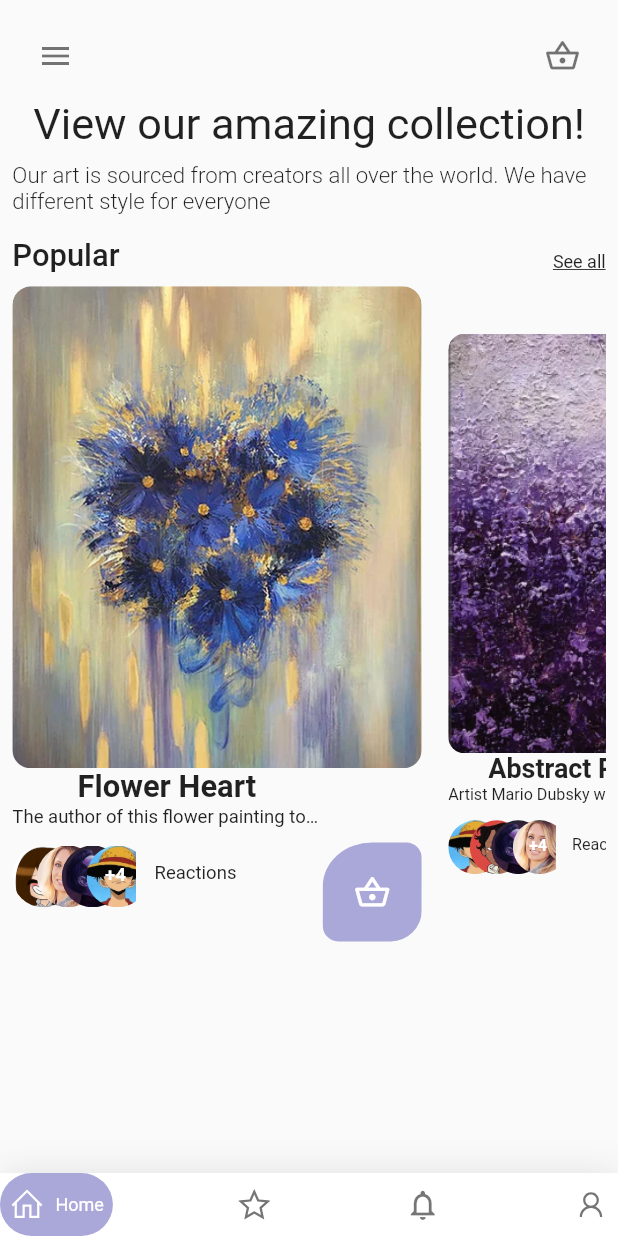
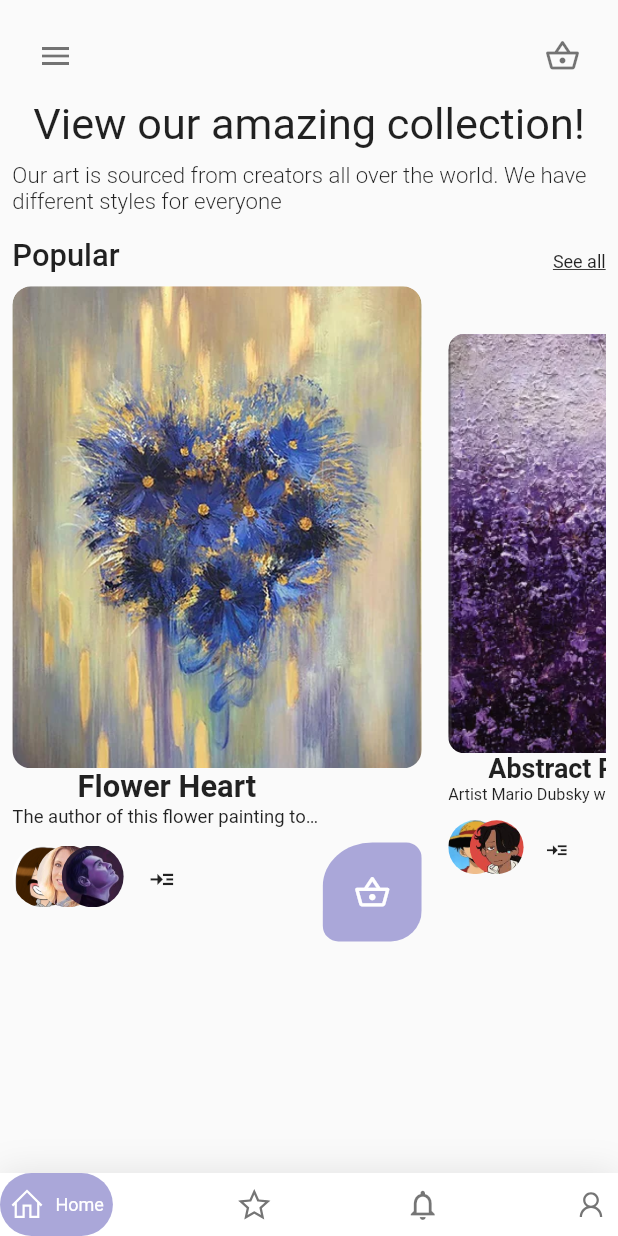
Before and after one commit to L1ght5p33D/flttr_art_gallery_ui, a Flutter app: the screen it shows after launch, on a phone screen of 412 x 824 dp. Run offline on Flutter 3.47's test engine with Material 2 defaults, Android fonts, the phone set to English and light mode, and no system bars; drawn by our look-alikes of carousel_slider, google_nav_bar; our stand-ins replace line_icons, smooth_page_indicator; missing offline and left inert: flutter_expandable_text.

Commit message:
reaction icon spacing

```diff
--- a/lib/art_store_home.dart
+++ b/lib/art_store_home.dart
@@ -74,7 +74,7 @@ class _ArtStoreHomeState extends State<ArtStoreHome> {
                       ),
                       Padding(padding: EdgeInsets.all(ss.width*.01)),
                       Text(
-                          "Our art is sourced from creators all over the world. We have different style for everyone",
+                          "Our art is sourced from creators all over the world. We have different styles for everyone",
                           style: TextStyle(
                               fontSize: ss.width * .036,
                               fontWeight: FontWeight.w300)),
--- a/lib/as_globals.dart
+++ b/lib/as_globals.dart
@@ -14,7 +14,7 @@ List<Map> art_store_items = [
     "short_desc": "A unique look at just a small piece of our universe. If you let your mind open to the wornders of the natural world, it becomes an entrypoint to becoming something more than you though possible",
     "image_path": "assets/images/universe.png",
     "artist": "Star Gazer",
-    "reaction_users": ["user3", "user2", "user5", "user4"],
+    "reaction_users": ["user3", "user2", "user5", "user4", "user1"],
     "num_arts": "4",
     "pp_path": "assets/images/user2_pp.png",
     "price": "5000"
@@ -24,7 +24,7 @@ List<Map> art_store_items = [
     "short_desc": "The author of this flower painting took a bouquet and shaped the heart. He decorated the background with beautiful abstraction in purple shades with the addition of gold leaf. All together the elements create a romantic painting that looks elegant and festive and can complement any wall. The author of this flower painting took a bouquet and shaped the heart. He decorated the background with beautiful abstraction in purple shades with the addition of gold leaf. All together the elements create a romantic painting that looks elegant and festive and can complement any wall.",
     "image_path": "assets/images/flowers_heart.png",
     "artist": "NaturesLove",
-    "reaction_users": ["user1", "user2", "user3", "user5"],
+    "reaction_users": ["user1", "user2", "user3" ],
     "num_arts": "4",
     "pp_path": "assets/images/user3_pp.png",
     "price" : "7700"
@@ -34,7 +34,7 @@ List<Map> art_store_items = [
     "short_desc": "Artist Mario Dubsky was born in London, England on 14 May 1939 to German-speaking Viennese parents with both Jewish and Slavic roots, who had converted to Christianity. He entered the Slade School of Fine Art at the age of 17 and was mentored by Dorothy Mead, a mature student who had studied with Bomberg and who passed on what Dubsky referred to as ‘Bombergian precepts’. Dubsky's work in this period included energetic charcoals and thickly painted canvases.",
     "image_path": "assets/images/purple_abstract.png",
     "artist": "MarioDubsky",
-    "reaction_users": ["user5", "user4", "user3", "user2"],
+    "reaction_users": ["user5", "user4"],
     "num_arts": "4",
     "pp_path": "assets/images/user4_pp.png",
     "price": "3500"
--- a/lib/reactions_widget.dart
+++ b/lib/reactions_widget.dart
@@ -69,6 +69,11 @@ class ReactionsWidget extends StatelessWidget {
       }
     });
 
+      double reactions_width;
+      reactions_width = react_pp_height +  users.length * ruser_pos_inc ;
+      if (users.length >3){
+        reactions_width = ss.width*.24;
+      }
     return Container(
       width: ss.width * .5,
       height: ss.width * .2,
@@ -76,14 +81,19 @@ class ReactionsWidget extends StatelessWidget {
         mainAxisAlignment: MainAxisAlignment.start,
         children: [
           Container(
-              width: ss.width * .2,
+              width: reactions_width,
               height: ss.width * .2,
               child:
               Stack(children: positioned_reaction_profile_pics,)),
-          Padding(
-              padding: EdgeInsets.only(bottom: react_pp_height * .5, left: ss.width*.03)
-              ,child:Text("Reactions",
-              style: TextStyle(fontSize: ss.width*.03)))
+
+      Padding(
+          padding: EdgeInsets.only(bottom: react_pp_height * .3,)
+          ,child:Icon(Icons.read_more,
+                  size: ss.width*.044,))
+          // Padding(
+          //     padding: EdgeInsets.only(bottom: react_pp_height * .3,)
+          //     ,child:Text("view reactions",
+          //     style: TextStyle(fontSize: ss.width*.025)))
         ],),
     );
   }
```
